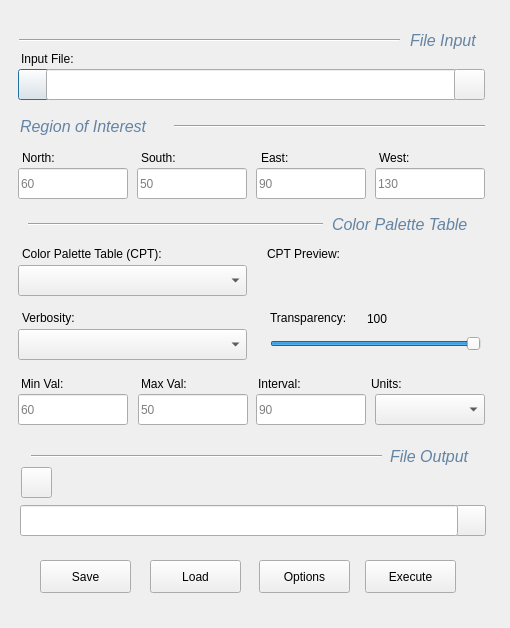
Before: the Qt Designer form mapui/support/interfaces/interface.ui in cheapstr73/mapui, drawn with Qt 5.
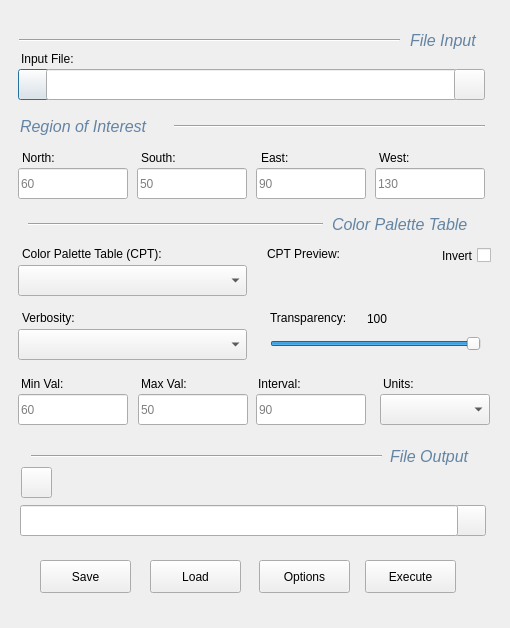
After: the same form once the commit is applied.

```diff
--- a/mapui/support/interfaces/interface.ui
+++ b/mapui/support/interfaces/interface.ui
@@ -196,7 +196,7 @@
   <widget class="QLabel" name="label_9">
    <property name="geometry">
     <rect>
-     <x>371</x>
+     <x>383</x>
      <y>375</y>
      <width>71</width>
      <height>17</height>
@@ -1043,7 +1043,7 @@
   <widget class="QComboBox" name="combo_cpt_unit">
    <property name="geometry">
     <rect>
-     <x>375</x>
+     <x>380</x>
      <y>394</y>
      <width>110</width>
      <height>31</height>
@@ -1746,6 +1746,25 @@
    </property>
    <layout class="QHBoxLayout" name="statusbar_layout"/>
   </widget>
+  <widget class="QCheckBox" name="chk_cpt_inverted">
+   <property name="geometry">
+    <rect>
+     <x>400</x>
+     <y>245</y>
+     <width>91</width>
+     <height>21</height>
+    </rect>
+   </property>
+   <property name="toolTip">
+    <string>Reverse Color Palette</string>
+   </property>
+   <property name="layoutDirection">
+    <enum>Qt::RightToLeft</enum>
+   </property>
+   <property name="text">
+    <string>Invert</string>
+   </property>
+  </widget>
  </widget>
  <resources/>
  <connections/>
```
Left out of the diff: 44 changed lines with no effect on the pictures.
